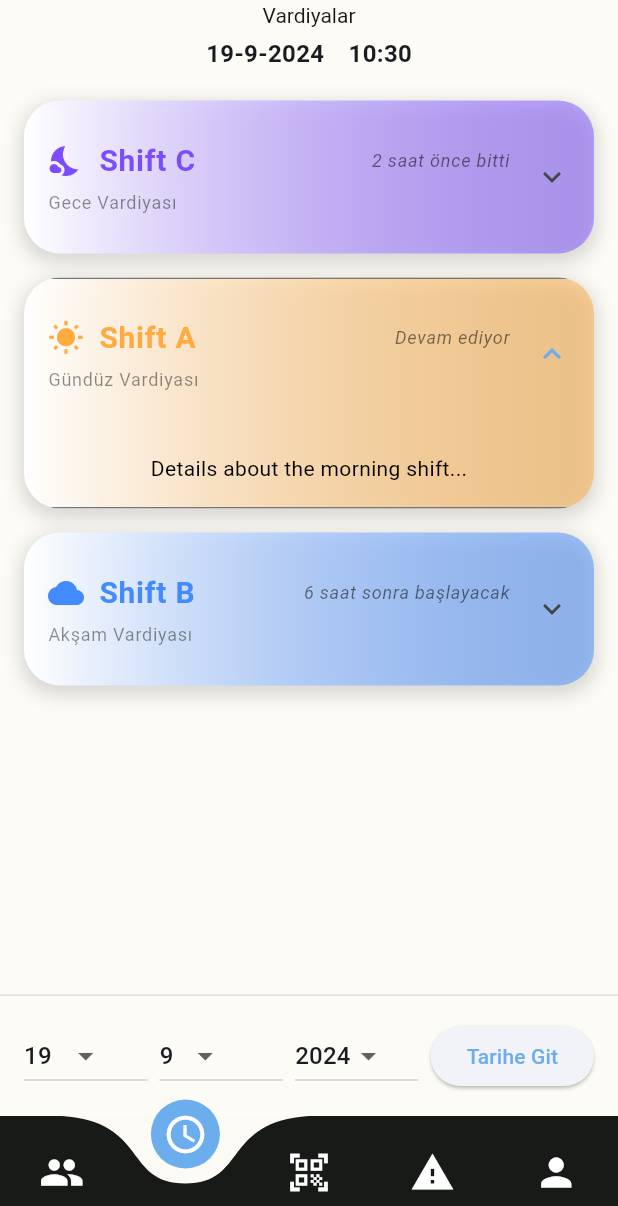
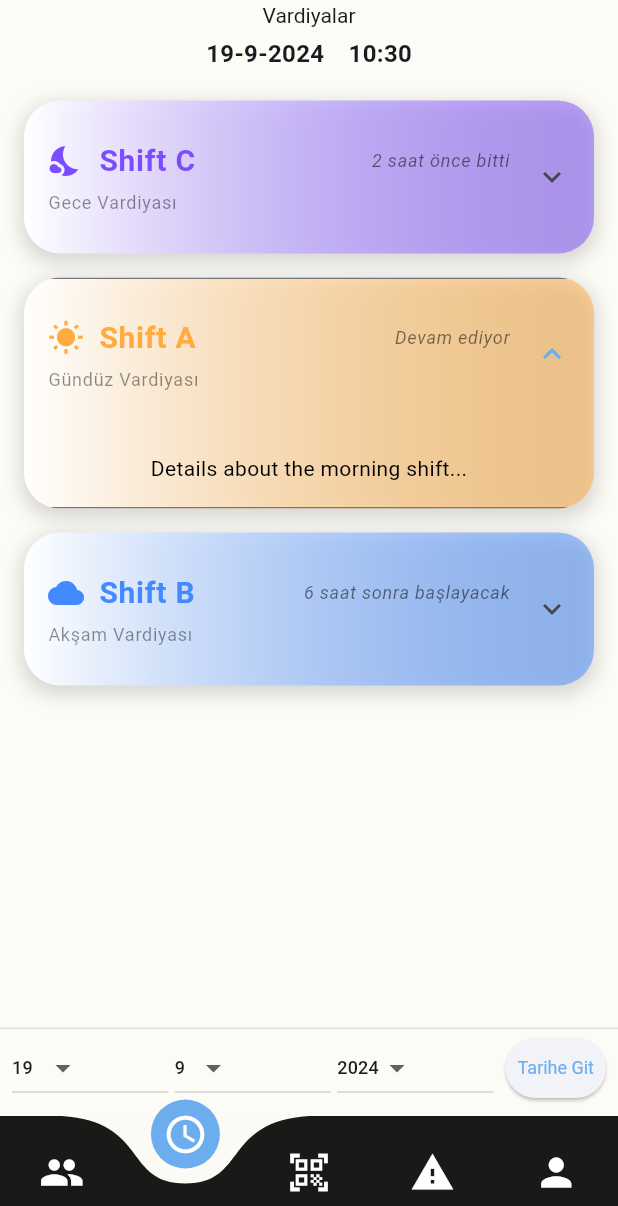
Before and after one commit to betbies/teknik, a Flutter app: the screen it shows after launch, item 2 of the bottom bar chosen, on a phone screen of 412 x 824 dp, the part 30-1236 px from its top. Run offline on Flutter 3.47's test engine with Material 3 defaults, Android fonts, the phone set to English and light mode, and no system bars; drawn by our look-alikes of curved_navigation_bar; our stand-ins replace google_fonts; missing offline and left inert: mobile_scanner; Roboto replaces fonts that are missing (Anta).

Commit message:
Değişiklik mesajı

```diff
--- a/lib/pages/shifts.dart
+++ b/lib/pages/shifts.dart
@@ -193,10 +193,11 @@ class _ShiftsPageState extends State<ShiftsPage> {
             ),
           ),
           Container(
-            padding: const EdgeInsets.all(16),
+            padding: const EdgeInsets.fromLTRB(8, 2, 8, 8),
             decoration: BoxDecoration(
               border: Border(
-                  top: BorderSide(color: Colors.grey.shade300, width: 1)),
+                top: BorderSide(color: Colors.grey.shade300, width: 1),
+              ),
               color: const Color(0xFFFCFBF5),
             ),
             child: Row(
@@ -211,7 +212,11 @@ class _ShiftsPageState extends State<ShiftsPage> {
                           items: List.generate(31, (index) => index + 1)
                               .map((day) => DropdownMenuItem<int>(
                                     value: day,
-                                    child: Text(day.toString()),
+                                    child: Text(
+                                      day.toString(),
+                                      style: const TextStyle(
+                                          fontSize: 12), // Smaller font size
+                                    ),
                                   ))
                               .toList(),
                           onChanged: (value) {
@@ -219,17 +224,25 @@ class _ShiftsPageState extends State<ShiftsPage> {
                               day = value ?? day;
                             });
                           },
-                          hint: const Text('Gün'),
+                          hint: const Text(
+                            'Gün',
+                            style: TextStyle(fontSize: 12), // Smaller font size
+                          ),
                         ),
                       ),
-                      const SizedBox(width: 8),
+                      const SizedBox(
+                          width: 4), // Reduced space between dropdowns
                       Expanded(
                         child: DropdownButton<int>(
                           value: month,
                           items: List.generate(12, (index) => index + 1)
                               .map((month) => DropdownMenuItem<int>(
                                     value: month,
-                                    child: Text(month.toString()),
+                                    child: Text(
+                                      month.toString(),
+                                      style: const TextStyle(
+                                          fontSize: 12), // Smaller font size
+                                    ),
                                   ))
                               .toList(),
                           onChanged: (value) {
@@ -237,17 +250,25 @@ class _ShiftsPageState extends State<ShiftsPage> {
                               month = value ?? month;
                             });
                           },
-                          hint: const Text('Ay'),
+                          hint: const Text(
+                            'Ay',
+                            style: TextStyle(fontSize: 12), // Smaller font size
+                          ),
                         ),
                       ),
-                      const SizedBox(width: 8),
+                      const SizedBox(
+                          width: 4), // Reduced space between dropdowns
                       Expanded(
                         child: DropdownButton<int>(
                           value: year,
                           items: List.generate(10, (index) => 2024 - index)
                               .map((year) => DropdownMenuItem<int>(
                                     value: year,
-                                    child: Text(year.toString()),
+                                    child: Text(
+                                      year.toString(),
+                                      style: const TextStyle(
+                                          fontSize: 12), // Smaller font size
+                                    ),
                                   ))
                               .toList(),
                           onChanged: (value) {
@@ -255,7 +276,10 @@ class _ShiftsPageState extends State<ShiftsPage> {
                               year = value ?? year;
                             });
                           },
-                          hint: const Text('Yıl'),
+                          hint: const Text(
+                            'Yıl',
+                            style: TextStyle(fontSize: 12), // Smaller font size
+                          ),
                         ),
                       ),
                     ],
@@ -266,6 +290,12 @@ class _ShiftsPageState extends State<ShiftsPage> {
                   onPressed: () {
                     final selected = DateTime(year, month, day);
                   },
+                  style: ElevatedButton.styleFrom(
+                    padding: const EdgeInsets.symmetric(
+                        horizontal: 8, vertical: 4), // Reduced padding
+                    textStyle:
+                        const TextStyle(fontSize: 12), // Smaller text size
+                  ),
                   child: const Text('Tarihe Git'),
                 ),
               ],
```
